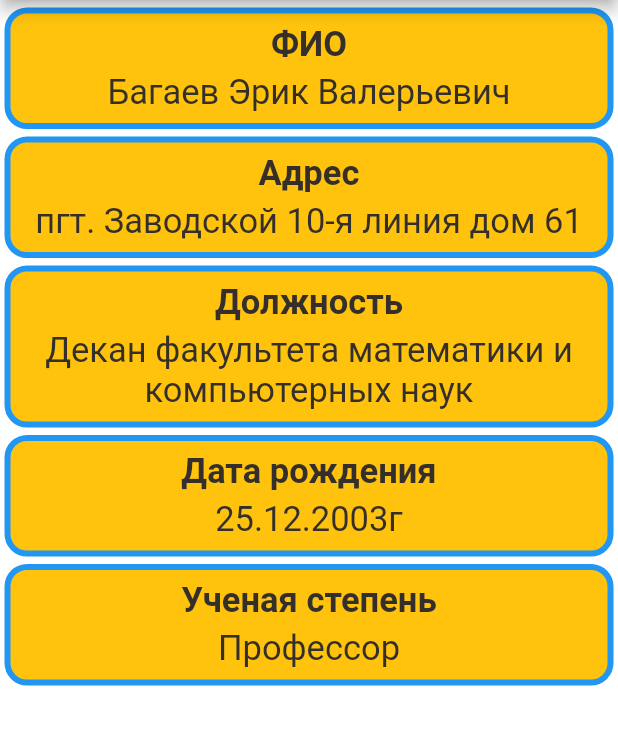
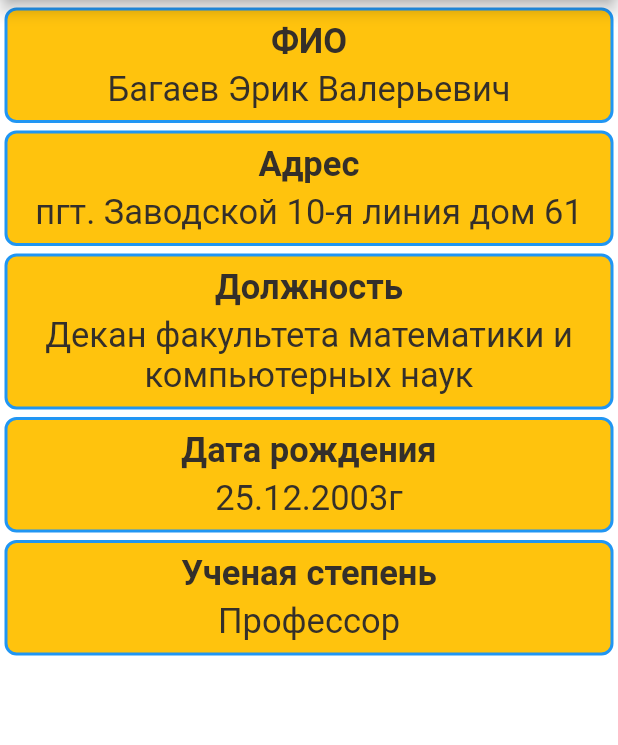
Before and after one commit to ErikBagaev1/Courswork_2, a Flutter app: the PersonDetailesWidget screen opened by its route, on a phone screen of 412 x 824 dp, the part 84-829 px from its top. Run offline on Flutter 3.47's test engine with Material 2 defaults, Android fonts, the phone set to English and light mode, and no system bars; missing offline and left inert: dart:ffi.

Commit message:
Мелкие доработки

```diff
--- a/lib/NewWorker/new_worker_screen.dart
+++ b/lib/NewWorker/new_worker_screen.dart
@@ -24,7 +24,7 @@
                   decoration: InputDecoration(
                       border: OutlineInputBorder(
                           borderRadius:
-                              const BorderRadius.all(Radius.circular(10.0))),
+                              const BorderRadius.all(Radius.circular(4))),
                       label: Text(
                         "ФИО",
                         style: TextStyle(fontWeight: FontWeight.bold),
@@ -42,13 +42,14 @@
                 width: double.infinity,
                 child: ElevatedButton(
                   style: ButtonStyle(
+
                       // minimumSize: MaterialStateProperty.all(Size(100, 50)),
                       backgroundColor:
                           MaterialStateProperty.all(AppColor.buttonColorGreen)),
                   onPressed: () {},
                   child: Text(
                     'Добавить сотрудника',
-                    style: TextStyle(fontSize: 25),
+                    style: TextStyle(fontSize: 25, color: AppColor.mainYellow),
                   ),
                 ),
               ),
--- a/lib/PersonDetailes/person_detailes_main.dart
+++ b/lib/PersonDetailes/person_detailes_main.dart
@@ -59,8 +59,8 @@
         width: double.infinity,
         decoration: BoxDecoration(
           color: AppColor.mainYellow,
-          borderRadius: BorderRadius.all(Radius.circular(15)),
-          border: Border.all(color: AppColor.buttonColorBlue, width: 4),
+          borderRadius: BorderRadius.all(Radius.circular(8)),
+          border: Border.all(color: AppColor.buttonColorBlue, width: 2),
         ),
         child: Padding(
           padding: const EdgeInsets.all(7.0),
--- a/lib/Themes/app_color.dart
+++ b/lib/Themes/app_color.dart
@@ -4,11 +4,11 @@
   static const mainDarkBlue = Color.fromARGB(255, 52, 80, 156);
   static const mainBlack = Color.fromARGB(255, 52, 47, 42);
   static const mainYellow = Color.fromARGB(255, 255, 195, 13);
+  static const mainWhite = Color.fromARGB(255, 243, 248, 252);
 
-  static const firstColor = Color.fromARGB(255, 102, 0, 153);
-  static const secondColor = Color.fromARGB(255, 177, 178, 180);
+  static const purpleColor = Color.fromARGB(255, 102, 0, 153);
+  static const grayColor = Color.fromARGB(255, 177, 178, 180);
 
-  static const iconActiveColor = Color.fromARGB(255, 243, 248, 252);
   static const buttonColorBlue = Color.fromARGB(255, 33, 150, 243);
   static const buttonColorGreen = Color.fromARGB(255, 24, 109, 1);
   static const iconStaticColor = Color(0xFF01B4E4);
--- a/lib/WorkersScreen/workers_screen.dart
+++ b/lib/WorkersScreen/workers_screen.dart
@@ -99,7 +99,7 @@
                             child: Text(
                               person.position,
                               style: TextStyle(
-                                  color: AppColor.secondColor,
+                                  color: AppColor.grayColor,
                                   fontWeight: FontWeight.w500,
                                   fontSize: 18),
                             ),
--- a/lib/main.dart
+++ b/lib/main.dart
@@ -26,7 +26,6 @@
           )),
       routes: {
         '/': (context) => BasicDisplay(),
-
         '/person_detailes': (context) {
           final arguments = ModalRoute.of(context)?.settings.arguments;
           if (arguments is int) {
```
Also changed, not shown: lib/HomeScreen/home_screen.dart (+1 -25 lines).
